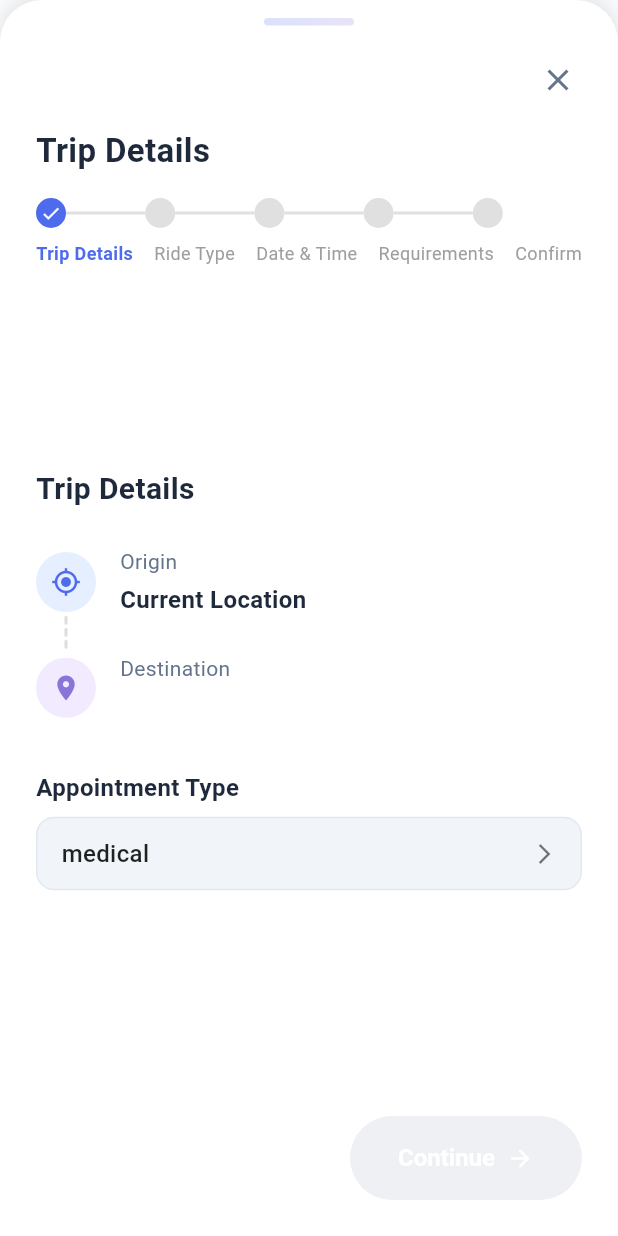
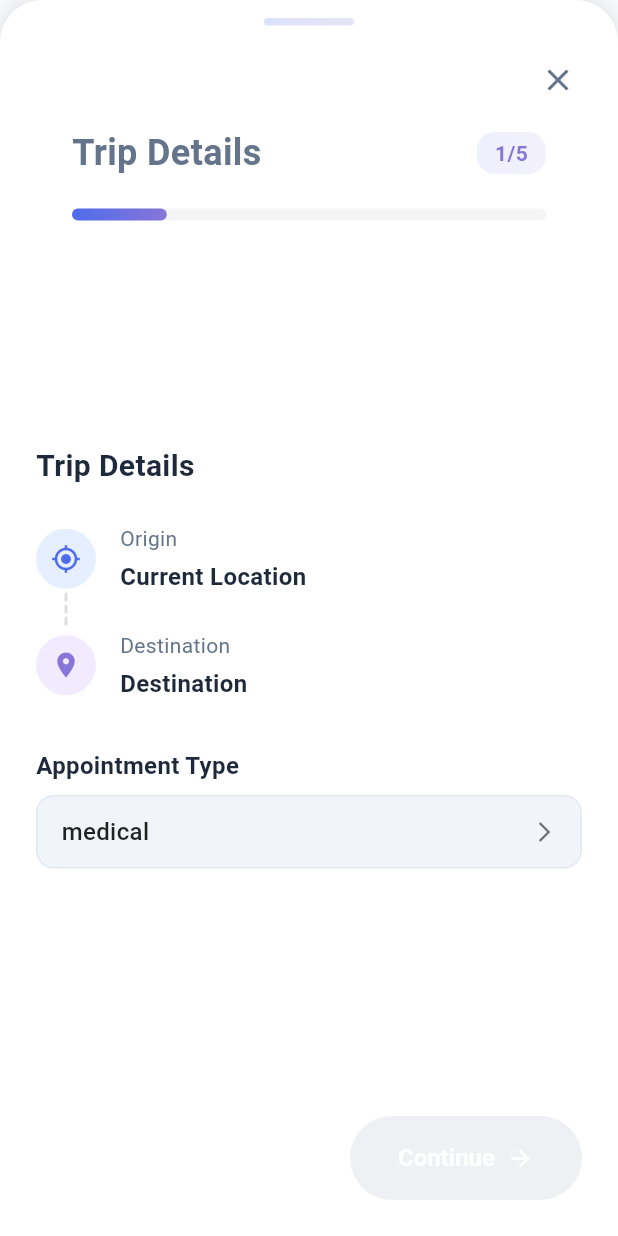
Before and after one commit to Jossyboydgenius/Healthride, a Flutter app: the BookingModal widget shown alone on an empty page, opened directly with empty values, on a phone screen of 412 x 824 dp. Run offline on Flutter 3.47's test engine with Material 3 defaults, Android fonts, the phone set to English and light mode, and no system bars; our stand-ins replace google_maps_flutter, image_picker, location; accounts and stored records are empty; Roboto replaces fonts that are missing (SF Pro Display); project files that could hold a hidden picture were left out.

Commit message:
Implement multi-step navigation and state management in BookingModal, enhancing user experience by allowing appointment type and payment method selection, along with loading state handling during booking confirmation.

```diff
--- a/lib/src/widgets/home/booking_modal.dart
+++ b/lib/src/widgets/home/booking_modal.dart
@@ -157,6 +157,11 @@ class BookingModal extends StatefulWidget {
 }
 
 class _BookingModalState extends State<BookingModal> {
+  int _currentStep = 0;
+  String? _selectedAppointmentType;
+  String? _selectedPaymentMethod;
+  bool _isLoading = false;
+
   // Track the drag progress
   double _dragProgress = 0.0;
 
@@ -174,11 +179,58 @@ class _BookingModalState extends State<BookingModal> {
   final double _maxSheetHeight = 0.9;
 
   @override
+  void initState() {
+    super.initState();
+    _selectedAppointmentType = widget.selectedAppointmentType?.name;
+  }
+
+  void _onAppointmentTypeSelect(String type) {
+    setState(() {
+      _selectedAppointmentType = type;
+    });
+  }
+
+  void _onPaymentMethodSelect(String method) {
+    setState(() {
+      _selectedPaymentMethod = method;
+    });
+  }
+
+  void _onNextPressed() {
+    setState(() {
+      if (_currentStep < 2) {
+        _currentStep++;
+      }
+    });
+  }
+
+  void _onBackPressed() {
+    setState(() {
+      if (_currentStep > 0) {
+        _currentStep--;
+      }
+    });
+  }
+
+  void _onConfirmBooking() {
+    setState(() {
+      _isLoading = true;
+    });
+    // TODO: Implement booking confirmation
+    Future.delayed(const Duration(seconds: 2), () {
+      setState(() {
+        _isLoading = false;
+      });
+      widget.onClose();
+    });
+  }
+
+  @override
   Widget build(BuildContext context) {
     final screenHeight = MediaQuery.of(context).size.height;
 
     // Get the current step height or default to 0.6
-    final baseSheetHeightFraction = _stepHeights[widget.currentStep] ?? 0.6;
+    final baseSheetHeightFraction = _stepHeights[_currentStep] ?? 0.6;
 
     // Calculate sheet height based on drag progress
     final sheetHeightFraction = _dragProgress > 0
@@ -212,7 +264,7 @@ class _BookingModalState extends State<BookingModal> {
           // Close modal if dragged down significantly
           if (details.primaryDelta! > 12 &&
               _dragProgress < 0.1 &&
-              widget.currentStep == 0) {
+              _currentStep == 0) {
             widget.onClose();
           }
         },
@@ -287,7 +339,7 @@ class _BookingModalState extends State<BookingModal> {
                 padding:
                     const EdgeInsets.symmetric(horizontal: 24.0, vertical: 8.0),
                 child: StepIndicator(
-                  currentStep: widget.currentStep,
+                  currentStep: _currentStep,
                   totalSteps: 5,
                   titles: const [
                     "Trip Details",
@@ -317,7 +369,7 @@ class _BookingModalState extends State<BookingModal> {
                     );
                   },
                   child: SingleChildScrollView(
-                    key: ValueKey<int>(widget.currentStep),
+                    key: ValueKey<int>(_currentStep),
                     padding: const EdgeInsets.symmetric(
                         horizontal: 24.0, vertical: 12.0),
                     child: _buildBookingStep(),
@@ -329,52 +381,22 @@ class _BookingModalState extends State<BookingModal> {
               Padding(
                 padding: const EdgeInsets.all(24.0),
                 child: Row(
-                  mainAxisAlignment: widget.currentStep > 0
+                  mainAxisAlignment: _currentStep > 0
                       ? MainAxisAlignment.spaceBetween
                       : MainAxisAlignment.end,
                   children: [
                     // Back button - only shown after first step
-                    if (widget.currentStep > 0)
-                      OutlinedButton(
-                        onPressed: widget.onBackPressed,
-                        style: OutlinedButton.styleFrom(
-                          shape: RoundedRectangleBorder(
-                            borderRadius: BorderRadius.circular(30),
-                          ),
-                          side: const BorderSide(
-                            width: 1.5,
-                            color: AppColor.primaryBlue,
-                          ),
-                          padding: const EdgeInsets.symmetric(
-                              horizontal: 24, vertical: 16),
-                        ),
-                        child: const Row(
-                          mainAxisSize: MainAxisSize.min,
-                          children: [
-                            Icon(Icons.arrow_back,
-                                size: 18, color: AppColor.primaryBlue),
-                            SizedBox(width: 8),
-                            Text(
-                              "Back",
-                              style: TextStyle(
-                                color: AppColor.primaryBlue,
-                                fontWeight: FontWeight.bold,
-                                fontSize: 16,
-                              ),
-                            ),
-                          ],
-                        ),
-                      ),
+                    if (_currentStep > 0) BackButton(onPressed: _onBackPressed),
 
                     // Next/Book button
                     ElevatedButton(
                       onPressed:
-                          _canProceedToNextStep() ? widget.onNextPressed : null,
+                          _canProceedToNextStep() ? _onNextPressed : null,
                       style: ElevatedButton.styleFrom(
                         shape: RoundedRectangleBorder(
                           borderRadius: BorderRadius.circular(30),
                         ),
-                        backgroundColor: widget.currentStep == 4
+                        backgroundColor: _currentStep == 4
                             ? AppColor.primaryPurple
                             : AppColor.primaryBlue,
                         padding: const EdgeInsets.symmetric(
@@ -386,7 +408,7 @@ class _BookingModalState extends State<BookingModal> {
                       child: Row(
                         mainAxisSize: MainAxisSize.min,
                         children: [
-                          if (widget.isLoading)
+                          if (_isLoading)
                             const SizedBox(
                               width: 20,
                               height: 20,
@@ -397,7 +419,7 @@ class _BookingModalState extends State<BookingModal> {
                             )
                           else
                             Text(
-                              widget.currentStep < 4 ? "Continue" : "Book Ride",
+                              _currentStep < 4 ? "Continue" : "Book Ride",
                               style: const TextStyle(
                                 color: Colors.white,
                                 fontWeight: FontWeight.bold,
@@ -405,9 +427,9 @@ class _BookingModalState extends State<BookingModal> {
                               ),
                             ),
                           const SizedBox(width: 8),
-                          if (!widget.isLoading)
+                          if (!_isLoading)
                             Icon(
-                              widget.currentStep < 4
+                              _currentStep < 4
                                   ? Icons.arrow_forward
                                   : Icons.check_circle,
                               size: 18,
@@ -427,13 +449,13 @@ class _BookingModalState extends State<BookingModal> {
   }
 
   bool _canProceedToNextStep() {
-    if (widget.isLoading) return false;
+    if (_isLoading) return false;
 
-    switch (widget.currentStep) {
+    switch (_currentStep) {
       case 0: // Trip Details
         return widget.pickupAddress.isNotEmpty &&
             widget.destinationAddress.isNotEmpty &&
-            widget.selectedAppointmentType != null;
+            _selectedAppointmentType != null;
       case 1: // Ride Type
         return widget.selectedRideType != null;
       case 2: // Date & Time
@@ -448,16 +470,13 @@ class _BookingModalState extends State<BookingModal> {
   }
 
   Widget _buildBookingStep() {
-    switch (widget.currentStep) {
+    switch (_currentStep) {
       case 0:
         return TripDetailsStep(
-          pickupAddress: widget.pickupAddress,
-          destinationAddress: widget.destinationAddress,
-          selectedAppointmentType: widget.selectedAppointmentType?.name,
-          onAppointmentTypeSelect: widget.onAppointmentTypeSelect,
-          appointmentTypes: AppointmentType.values.map((t) => t.name).toList(),
-          showAppointmentDropdown: widget.showAppointmentDropdown,
-          onShowAppointmentDropdown: widget.onShowAppointmentDropdown,
+          selectedAppointmentType: _selectedAppointmentType,
+          onAppointmentTypeSelect: _onAppointmentTypeSelect,
+          onBack: _onBackPressed,
+          onNext: _onNextPressed,
         );
       case 1:
         return RideTypeStep(
@@ -509,23 +528,17 @@ class _BookingModalState extends State<BookingModal> {
 
 /// Widget to display the trip details step of the booking process
 class TripDetailsStep extends StatelessWidget {
-  final String pickupAddress;
-  final String destinationAddress;
   final String? selectedAppointmentType;
   final Function(String) onAppointmentTypeSelect;
-  final List<String> appointmentTypes;
-  final bool showAppointmentDropdown;
-  final Function(bool) onShowAppointmentDropdown;
+  final VoidCallback onBack;
+  final VoidCallback onNext;
 
   const TripDetailsStep({
     Key? key,
-    required this.pickupAddress,
-    required this.destinationAddress,
-    this.selectedAppointmentType,
+    required this.selectedAppointmentType,
     required this.onAppointmentTypeSelect,
-    required this.appointmentTypes,
-    required this.showAppointmentDropdown,
-    required this.onShowAppointmentDropdown,
+    required this.onBack,
+    required this.onNext,
   }) : super(key: key);
 
   @override
@@ -574,7 +587,7 @@ class TripDetailsStep extends StatelessWidget {
                   ),
                   const SizedBox(height: 4),
                   Text(
-                    pickupAddress.isEmpty ? "Current Location" : pickupAddress,
+                    "Current Location",
                     style: const TextStyle(
                       fontSize: 16,
                       fontWeight: FontWeight.bold,
@@ -629,7 +642,7 @@ class TripDetailsStep extends StatelessWidget {
                   ),
                   const SizedBox(height: 4),
                   Text(
-                    destinationAddress,
+                    "Destination",
                     style: const TextStyle(
                       fontSize: 16,
                       fontWeight: FontWeight.bold,
@@ -722,91 +735,189 @@ class StepIndicator extends StatelessWidget {
 
   @override
   Widget build(BuildContext context) {
-    return Column(
+    return Container(
+      width: double.infinity,
+      padding: const EdgeInsets.symmetric(horizontal: 24.0),
+      child: Column(
         crossAxisAlignment: CrossAxisAlignment.start,
         children: [
-        // Current step title
+          Row(
+            mainAxisAlignment: MainAxisAlignment.spaceBetween,
+            children: [
               Text(
                 titles[currentStep],
                 style: const TextStyle(
-            fontSize: 22,
-            fontWeight: FontWeight.bold,
-            color: AppColor.textDarkBlue,
-            fontFamily: 'SF Pro Display',
+                  fontSize: 24,
+                  fontWeight: FontWeight.w600,
                 ),
               ),
-
-        const SizedBox(height: 16),
-
-        // Progress indicator row
-        Row(
-          children: List.generate(totalSteps, (index) {
-            final isActive = index <= currentStep;
-            final isFirst = index == 0;
-            final isLast = index == totalSteps - 1;
-
-            return Expanded(
-              child: Row(
-                children: [
-                  // Circle indicator
               Container(
-                    width: 20,
-                    height: 20,
+                padding:
+                    const EdgeInsets.symmetric(horizontal: 12, vertical: 4),
                 decoration: BoxDecoration(
-                      shape: BoxShape.circle,
-                      color: isActive
-                          ? AppColor.primaryBlue
-                          : Colors.grey.shade300,
-                      border: Border.all(
-                        color: isActive
-                            ? AppColor.primaryBlue
-                            : Colors.grey.shade300,
-                        width: 2,
+                  borderRadius: BorderRadius.circular(12),
+                  gradient: LinearGradient(
+                    colors: [
+                      AppColor.primaryBlue.withOpacity(0.1),
+                      AppColor.primaryPurple.withOpacity(0.1),
+                    ],
                   ),
                 ),
-                    child: isActive
-                        ? const Icon(
-                            Icons.check,
-                            size: 14,
-                            color: Colors.white,
-                          )
-                        : null,
+                child: Text(
+                  '${currentStep + 1}/$totalSteps',
+                  style: TextStyle(
+                    fontSize: 14,
+                    fontWeight: FontWeight.w600,
+                    color: AppColor.primaryPurple,
                   ),
-
-                  // Line (except for last item)
-                  if (!isLast)
-                    Expanded(
-                      child: Container(
-                        height: 2,
-                        color: index < currentStep
-                            ? AppColor.primaryBlue
-                            : Colors.grey.shade300,
+                ),
+              ),
+            ],
+          ),
+          const SizedBox(height: 20),
+          Container(
+            width: double.infinity,
+            height: 8,
+            decoration: BoxDecoration(
+              borderRadius: BorderRadius.circular(4),
+              color: Colors.grey.withOpacity(0.1),
+            ),
+            child: LayoutBuilder(
+              builder: (context, constraints) {
+                return Stack(
+                  children: [
+                    Container(
+                      width: constraints.maxWidth *
+                          ((currentStep + 1) / totalSteps),
+                      height: 8,
+                      decoration: BoxDecoration(
+                        borderRadius: BorderRadius.circular(4),
+                        gradient: LinearGradient(
+                          colors: [
+                            AppColor.primaryBlue,
+                            AppColor.primaryPurple,
+                          ],
+                        ),
+                      ),
+                    ),
+                  ],
+                );
+              },
             ),
           ),
         ],
       ),
     );
-          }),
+  }
+}
+
+class BackButton extends StatelessWidget {
+  final VoidCallback onPressed;
+
+  const BackButton({
+    Key? key,
+    required this.onPressed,
+  }) : super(key: key);
+
+  @override
+  Widget build(BuildContext context) {
+    return Container(
+      decoration: BoxDecoration(
+        borderRadius: BorderRadius.circular(30),
+        border: GradientBoxBorder(
+          gradient: LinearGradient(
+            colors: [
+              AppColor.primaryBlue,
+              AppColor.primaryPurple,
+            ],
           ),
-
-        const SizedBox(height: 8),
-
-        // Step labels row
-        Row(
-          mainAxisAlignment: MainAxisAlignment.spaceBetween,
-          children: List.generate(totalSteps, (index) {
-            final isActive = index <= currentStep;
-            return Text(
-              titles[index],
+          width: 1.5,
+        ),
+      ),
+      child: Material(
+        color: Colors.transparent,
+        child: InkWell(
+          onTap: onPressed,
+          borderRadius: BorderRadius.circular(30),
+          child: Container(
+            padding: const EdgeInsets.symmetric(horizontal: 32, vertical: 16),
+            child: Row(
+              mainAxisSize: MainAxisSize.min,
+              children: [
+                Icon(
+                  Icons.arrow_back,
+                  color: AppColor.primaryBlue,
+                  size: 18,
+                ),
+                const SizedBox(width: 8),
+                Text(
+                  'Back',
                   style: TextStyle(
-                fontSize: 12,
-                fontWeight: isActive ? FontWeight.bold : FontWeight.normal,
-                color: isActive ? AppColor.primaryBlue : Colors.grey,
+                    color: AppColor.primaryBlue,
+                    fontSize: 16,
+                    fontWeight: FontWeight.bold,
                   ),
-            );
-          }),
                 ),
               ],
+            ),
+          ),
+        ),
+      ),
     );
   }
 }
+
+// Helper class for gradient border
+class GradientBoxBorder extends BoxBorder {
+  final Gradient gradient;
+  final double width;
+
+  const GradientBoxBorder({
+    required this.gradient,
+    this.width = 1.0,
+  });
+
+  @override
+  BorderSide get top => BorderSide.none;
+
+  @override
+  BorderSide get right => BorderSide.none;
+
+  @override
+  BorderSide get bottom => BorderSide.none;
+
+  @override
+  BorderSide get left => BorderSide.none;
+
+  @override
+  EdgeInsetsGeometry get dimensions => EdgeInsets.all(width);
+
+  @override
+  bool get isUniform => true;
+
+  @override
+  void paint(
+    Canvas canvas,
+    Rect rect, {
+    TextDirection? textDirection,
+    BoxShape shape = BoxShape.rectangle,
+    BorderRadius? borderRadius,
+  }) {
+    final Paint paint = Paint()
+      ..shader = gradient.createShader(rect)
+      ..strokeWidth = width
+      ..style = PaintingStyle.stroke;
+
+    final RRect rrect =
+        borderRadius?.toRRect(rect) ?? RRect.fromRectXY(rect, 0, 0);
+    canvas.drawRRect(rrect, paint);
+  }
+
+  @override
+  ShapeBorder scale(double t) {
+    return GradientBoxBorder(
+      gradient: gradient,
+      width: width * t,
+    );
+  }
+}
```
Lines whose indentation alone changed are shown as unchanged.
